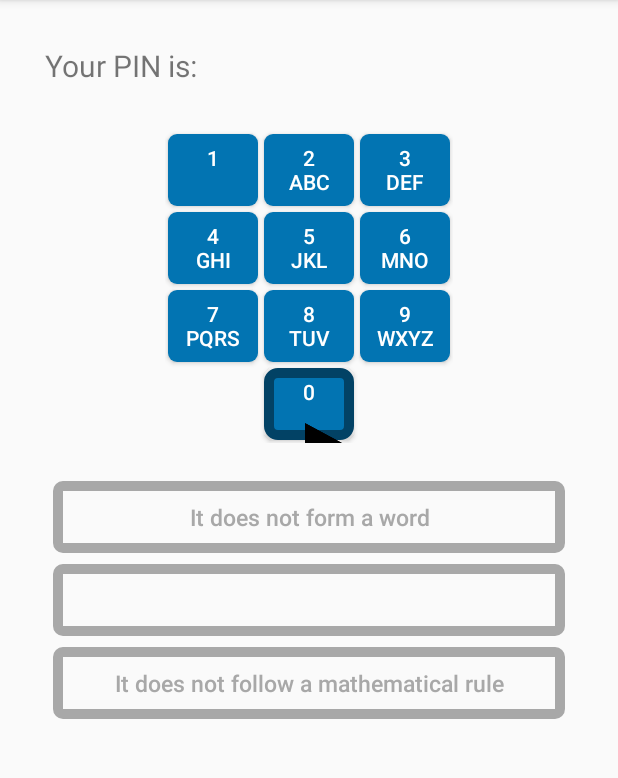
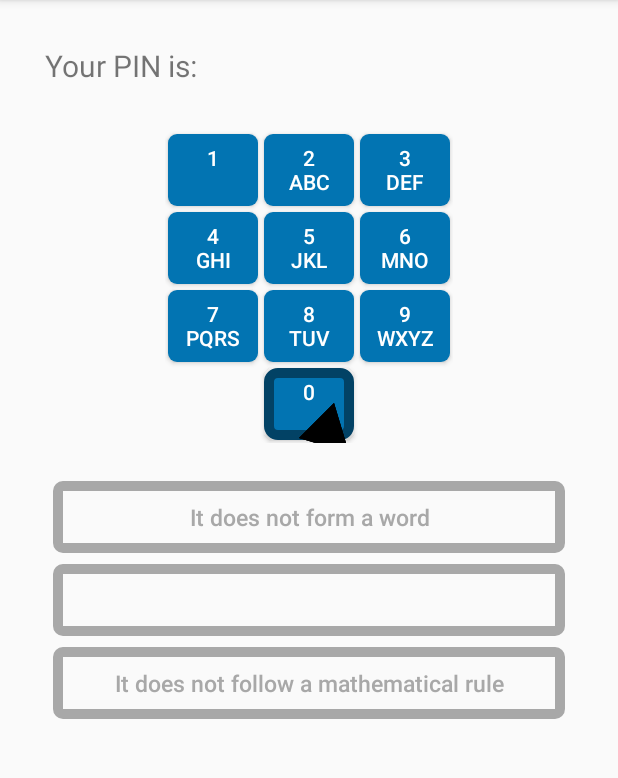
Before and after one commit to SecUSo/privacy-friendly-pin-mnemonic, an Android app: the ShowHintActivity screen opened directly, with no data from a screen before it, on a phone screen of 412 x 824 dp, the part 84-862 px from its top. Run offline under Robolectric (Android 15) with nearby library versions, the light colour scheme and no system bars; 17 statements that could not run were skipped.

Commit message:
1 to 2 Problem fixed

```diff
--- a/app/src/main/java/de/tudarmstadt/informatik/secuso/privacyfriendlypin/pinhelpers/DrawView.java
+++ b/app/src/main/java/de/tudarmstadt/informatik/secuso/privacyfriendlypin/pinhelpers/DrawView.java
@@ -51,14 +51,12 @@ public class DrawView extends View {
 
     public int whichArrow(View view1, View view2, int one, int two){
         //Arrow should point from left to right
-        //if ((one < two) && (two-one == 1 || two-one == 2) && (view1.getY() == view2.getY())) {
-            //return 315;
-        //}
+        if (((one < two) && (view1.getY() == view2.getY())) || ((one == 1) && (two == 2))) {
+            return 315;
+        }
         //Arrow should point from right to left
         if ((one > two) && (view1.getY() == view2.getY())) {
             return 135;
-        } else if (view1.getY() == view2.getY()) {
-            return 315;
         }
         // Arrow should point downwards
         if ((one < two) && (view1.getX() == view2.getX())) {
@@ -72,7 +70,7 @@ public class DrawView extends View {
         if ((one < two) && (two-one == 4)) {
             return 0;
         }
-        if ((one > two) && (two-one == 4)) {
+        if ((one > two) && (one-two == 4)) {
             return 180;
         }
 
```
